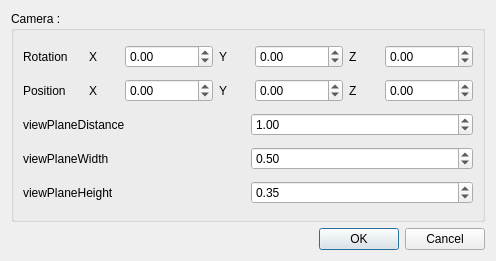
First picture: the form in RTechnologyGUI/RTechnology/scenesettings.ui, repository Benoit-Julien/RTechnology, before the edit.
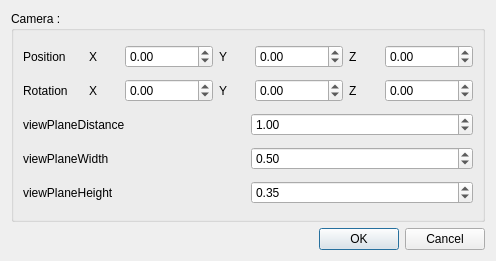
Second picture: the form after the edit.

Diff of the .ui file:
```diff
--- a/RTechnologyGUI/RTechnology/scenesettings.ui
+++ b/RTechnologyGUI/RTechnology/scenesettings.ui
@@ -20,6 +20,92 @@
       <string>Camera :</string>
      </property>
      <layout class="QVBoxLayout" name="verticalLayout_2">
+      <item>
+       <layout class="QHBoxLayout" name="Position">
+        <item>
+         <widget class="QLabel" name="position_label">
+          <property name="minimumSize">
+           <size>
+            <width>60</width>
+            <height>0</height>
+           </size>
+          </property>
+          <property name="maximumSize">
+           <size>
+            <width>60</width>
+            <height>16777215</height>
+           </size>
+          </property>
+          <property name="text">
+           <string>Position</string>
+          </property>
+         </widget>
+        </item>
+        <item>
+         <layout class="QHBoxLayout" name="Position_X">
+          <item>
+           <widget class="QLabel" name="position_x_label">
+            <property name="text">
+             <string>X</string>
+            </property>
+           </widget>
+          </item>
+          <item>
+           <widget class="QDoubleSpinBox" name="position_x_value">
+            <property name="minimum">
+             <double>-100000.000000000000000</double>
+            </property>
+            <property name="maximum">
+             <double>100000.000000000000000</double>
+            </property>
+           </widget>
+          </item>
+         </layout>
+        </item>
+        <item>
+         <layout class="QHBoxLayout" name="Position_Y">
+          <item>
+           <widget class="QLabel" name="position_y_label">
+            <property name="text">
+             <string>Y</string>
+            </property>
+           </widget>
+          </item>
+          <item>
+           <widget class="QDoubleSpinBox" name="position_y_value">
+            <property name="minimum">
+             <double>-100000.000000000000000</double>
+            </property>
+            <property name="maximum">
+             <double>100000.000000000000000</double>
+            </property>
+           </widget>
+          </item>
+         </layout>
+        </item>
+        <item>
+         <layout class="QHBoxLayout" name="Position_Z">
+          <item>
+           <widget class="QLabel" name="position_z_label">
+            <property name="text">
+             <string>Z</string>
+            </property>
+           </widget>
+          </item>
+          <item>
+           <widget class="QDoubleSpinBox" name="position_z_value">
+            <property name="minimum">
+             <double>-100000.000000000000000</double>
+            </property>
+            <property name="maximum">
+             <double>100000.000000000000000</double>
+            </property>
+           </widget>
+          </item>
+         </layout>
+        </item>
+       </layout>
+      </item>
       <item>
        <layout class="QHBoxLayout" name="Rotation">
         <item>
@@ -109,92 +195,6 @@
         </item>
        </layout>
       </item>
-      <item>
-       <layout class="QHBoxLayout" name="Position">
-        <item>
-         <widget class="QLabel" name="position_label">
-          <property name="minimumSize">
-           <size>
-            <width>60</width>
-            <height>0</height>
-           </size>
-          </property>
-          <property name="maximumSize">
-           <size>
-            <width>60</width>
-            <height>16777215</height>
-           </size>
-          </property>
-          <property name="text">
-           <string>Position</string>
-          </property>
-         </widget>
-        </item>
-        <item>
-         <layout class="QHBoxLayout" name="Position_X">
-          <item>
-           <widget class="QLabel" name="position_x_label">
-            <property name="text">
-             <string>X</string>
-            </property>
-           </widget>
-          </item>
-          <item>
-           <widget class="QDoubleSpinBox" name="position_x_value">
-            <property name="minimum">
-             <double>-100000.000000000000000</double>
-            </property>
-            <property name="maximum">
-             <double>100000.000000000000000</double>
-            </property>
-           </widget>
-          </item>
-         </layout>
-        </item>
-        <item>
-         <layout class="QHBoxLayout" name="Position_Y">
-          <item>
-           <widget class="QLabel" name="position_y_label">
-            <property name="text">
-             <string>Y</string>
-            </property>
-           </widget>
-          </item>
-          <item>
-           <widget class="QDoubleSpinBox" name="position_y_value">
-            <property name="minimum">
-             <double>-100000.000000000000000</double>
-            </property>
-            <property name="maximum">
-             <double>100000.000000000000000</double>
-            </property>
-           </widget>
-          </item>
-         </layout>
-        </item>
-        <item>
-         <layout class="QHBoxLayout" name="Position_Z">
-          <item>
-           <widget class="QLabel" name="position_z_label">
-            <property name="text">
-             <string>Z</string>
-            </property>
-           </widget>
-          </item>
-          <item>
-           <widget class="QDoubleSpinBox" name="position_z_value">
-            <property name="minimum">
-             <double>-100000.000000000000000</double>
-            </property>
-            <property name="maximum">
-             <double>100000.000000000000000</double>
-            </property>
-           </widget>
-          </item>
-         </layout>
-        </item>
-       </layout>
-      </item>
       <item>
        <layout class="QHBoxLayout" name="viewPlaneDistance">
         <item>
```
